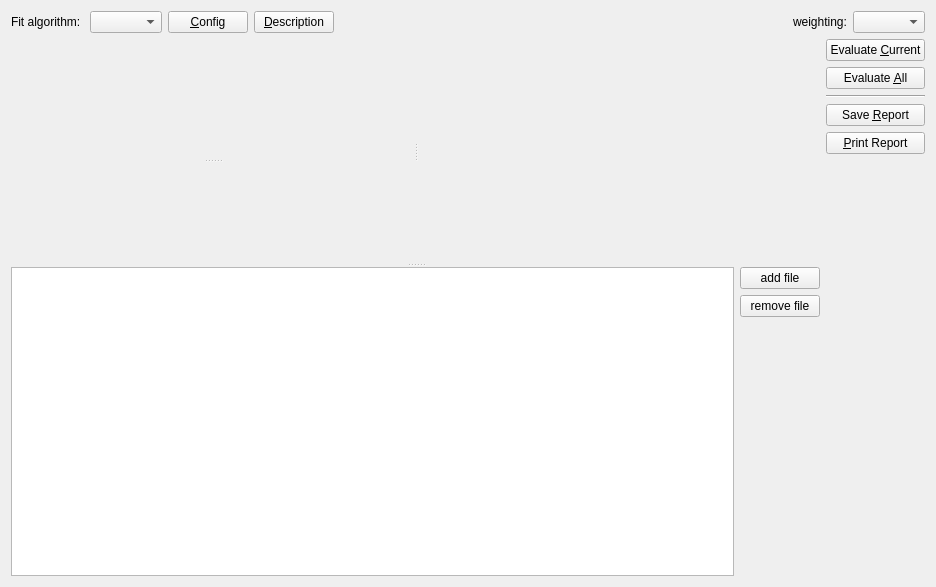
First picture: the form in plugins/imfccsfit/qfimfccsfitevaluation_editor.ui, repository jkriege2/QuickFit3, before the edit.
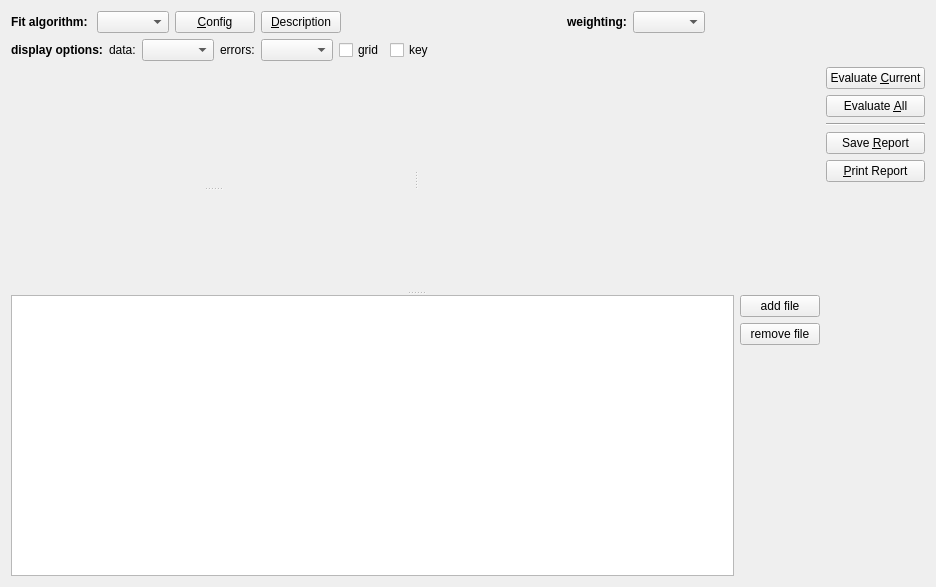
Second picture: the form after the edit. Icons and pictures are not drawn. Custom widgets are drawn as their Qt base class.

Commit message: LIB/Qt/JKQTmathText: several improvements to rendering quality and some new command (colors, overline, undelrine, binom, ...) LIB/Qt/JKQtPlotter:   - may now have a always-visible toolbar   - more options for keys

Diff of the .ui file:
```diff
--- a/plugins/imfccsfit/qfimfccsfitevaluation_editor.ui
+++ b/plugins/imfccsfit/qfimfccsfitevaluation_editor.ui
@@ -14,7 +14,7 @@
    <string>imFCCS Editor</string>
   </property>
   <layout class="QGridLayout" name="gridLayout" columnstretch="1,0">
-   <item row="1" column="1">
+   <item row="2" column="1">
     <layout class="QVBoxLayout" name="verticalLayout">
      <item>
       <widget class="QPushButton" name="btnEvaluateCurrent">
@@ -103,7 +103,7 @@
      <item row="0" column="0">
       <widget class="QLabel" name="label">
        <property name="text">
-        <string>Fit algorithm: </string>
+        <string>&lt;b&gt;Fit algorithm: &lt;/b&gt;</string>
        </property>
       </widget>
      </item>
@@ -128,16 +128,29 @@
      <item row="0" column="5">
       <widget class="QLabel" name="label_2">
        <property name="text">
-        <string>weighting:</string>
+        <string>&lt;b&gt;weighting:&lt;/b&gt;</string>
        </property>
       </widget>
      </item>
      <item row="0" column="6">
       <widget class="QFFCSWeightingCombobox" name="cmbWeight"/>
      </item>
+     <item row="0" column="7">
+      <spacer name="horizontalSpacer_2">
+       <property name="orientation">
+        <enum>Qt::Horizontal</enum>
+       </property>
+       <property name="sizeHint" stdset="0">
+        <size>
+         <width>40</width>
+         <height>20</height>
+        </size>
+       </property>
+      </spacer>
+     </item>
     </layout>
    </item>
-   <item row="1" column="0">
+   <item row="2" column="0">
     <widget class="QVisibleHandleSplitter" name="splitter_3">
      <property name="orientation">
       <enum>Qt::Vertical</enum>
@@ -237,6 +250,64 @@
      </widget>
     </widget>
    </item>
+   <item row="1" column="0">
+    <layout class="QHBoxLayout" name="horizontalLayout_2">
+     <item>
+      <widget class="QLabel" name="label_5">
+       <property name="text">
+        <string>&lt;b&gt;display options:&lt;/b&gt;</string>
+       </property>
+      </widget>
+     </item>
+     <item>
+      <widget class="QLabel" name="label_3">
+       <property name="text">
+        <string>data:</string>
+       </property>
+      </widget>
+     </item>
+     <item>
+      <widget class="JKQTPLinePlotStyleComboBox" name="cmbDisplayData"/>
+     </item>
+     <item>
+      <widget class="QLabel" name="label_4">
+       <property name="text">
+        <string>errors:</string>
+       </property>
+      </widget>
+     </item>
+     <item>
+      <widget class="JKQTPerrorPlotstyleComboBox" name="cmbErrorDisplay"/>
+     </item>
+     <item>
+      <widget class="QCheckBox" name="chkGrid">
+       <property name="text">
+        <string>grid</string>
+       </property>
+      </widget>
+     </item>
+     <item>
+      <widget class="QCheckBox" name="chkKey">
+       <property name="text">
+        <string>key</string>
+       </property>
+      </widget>
+     </item>
+     <item>
+      <spacer name="horizontalSpacer_3">
+       <property name="orientation">
+        <enum>Qt::Horizontal</enum>
+       </property>
+       <property name="sizeHint" stdset="0">
+        <size>
+         <width>40</width>
+         <height>20</height>
+        </size>
+       </property>
+      </spacer>
+     </item>
+    </layout>
+   </item>
   </layout>
  </widget>
  <customwidgets>
@@ -268,6 +339,16 @@
    <extends>QComboBox</extends>
    <header>qffcsweightingtools.h</header>
   </customwidget>
+  <customwidget>
+   <class>JKQTPLinePlotStyleComboBox</class>
+   <extends>QComboBox</extends>
+   <header>jkqtptools.h</header>
+  </customwidget>
+  <customwidget>
+   <class>JKQTPerrorPlotstyleComboBox</class>
+   <extends>QComboBox</extends>
+   <header>jkqtptools.h</header>
+  </customwidget>
  </customwidgets>
  <resources>
   <include location="../../lib/lib.qrc"/>
```
Left out of the diff: 65 changed lines with no effect on the pictures. The commit also changes 19 other files.
